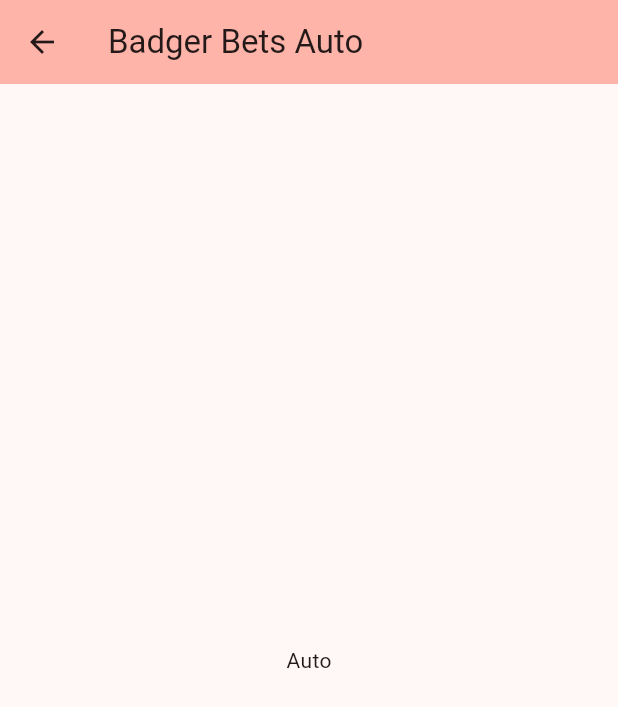
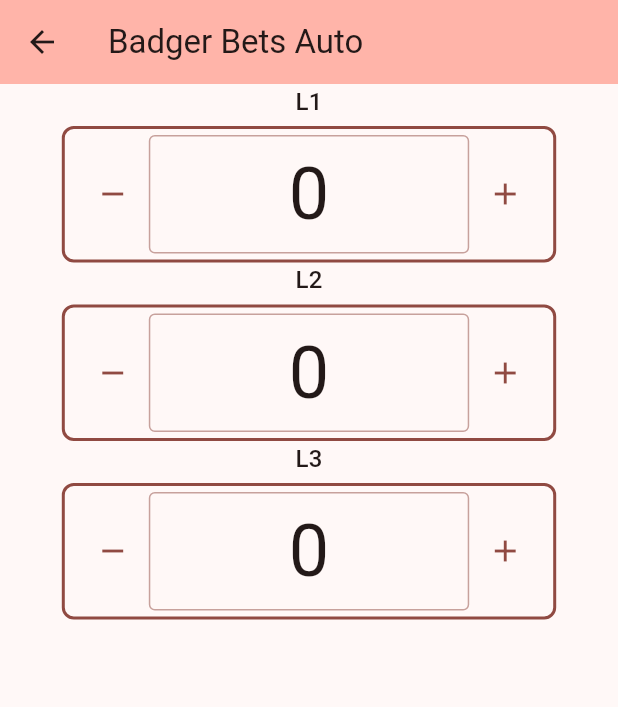
Before and after one commit to team1306/BadgerBetsV2, a Flutter app: the Auto screen opened directly, on a phone screen of 412 x 824 dp. Shown: the top 707 px of the screen. Run offline on Flutter 3.47's test engine with Material 3 defaults, Android fonts, the phone set to English and light mode, and no system bars.

Commit message:
Visually cooked incrementer.

```diff
--- a/lib/auto.dart
+++ b/lib/auto.dart
@@ -1,5 +1,7 @@
 import 'package:flutter/material.dart';
 import 'package:bbotsscoutingapp2025/Constants.dart';
+import 'package:bbotsscoutingapp2025/Incrementer.dart';
+import 'dart:developer' as developer;
 class Auto extends StatefulWidget {
   const Auto({super.key});
 
@@ -7,17 +9,33 @@ class Auto extends StatefulWidget {
   State<StatefulWidget> createState() => AutoState();
 }
 
+Incrementer l1 = Incrementer(label: "L1");
+Incrementer l2 = Incrementer(label: "L2");
+Incrementer l3 = Incrementer(label: "L3");
+
 class AutoState extends State<Auto> {
   @override
   Widget build(BuildContext context) {
     return Scaffold(
+
       appBar: AppBar(
         title: Text("${Constants.appTitle} Auto"),
         backgroundColor: Theme.of(context).colorScheme.inversePrimary,
       ),
-      body: Center(
-        child: Text("Auto"),
-      ),
+     body: Center(
+  child: SizedBox(
+    width: MediaQuery.of(context).size.width * 0.8,
+    child: Column(
+      children: [
+        l1,
+        l2,
+        l3,
+      ],
+    ),
+  ),
+),
     );
   }
 }
+
+//Custom incrementer code
--- /dev/null
+++ b/lib/incrementer.dart
@@ -0,0 +1,83 @@
+import 'package:flutter/material.dart';
+
+
+class Incrementer extends StatefulWidget {
+  final String label;
+  const Incrementer({super.key, this.label = "Count"});
+
+  @override
+  IncrementerState createState() => IncrementerState();
+}
+
+class IncrementerState extends State<Incrementer> {
+  int _count = 0;
+
+  @override
+  Widget build(BuildContext context) {
+    final Color buttonColor = Theme.of(context).colorScheme.primary;
+    final Color backgroundColor = Theme.of(context).scaffoldBackgroundColor;
+    return Column(
+      mainAxisSize: MainAxisSize.min,
+      crossAxisAlignment: CrossAxisAlignment.stretch, // Stretch children to fill width
+      children: [
+        Text(
+          widget.label,
+          style: Theme.of(context).textTheme.titleMedium,
+          textAlign: TextAlign.center, // Center the label
+        ),
+        const SizedBox(height: 4),
+        Container(
+          width: double.infinity, // Fill all available width
+          padding: const EdgeInsets.symmetric(horizontal: 8, vertical: 4),
+          decoration: BoxDecoration(
+            color: backgroundColor,
+            border: Border.all(color: Theme.of(context).colorScheme.primary, width: 2),
+            borderRadius: BorderRadius.circular(8),
+          ),
+          child: Row(
+            mainAxisSize: MainAxisSize.max, // Row fills horizontal space
+            children: [
+              IconButton(
+                icon: const Icon(Icons.remove),
+                color: buttonColor,
+                onPressed: () {
+                  if (_count > 0) {
+                    setState(() {
+                      _count--;
+                    });
+                  }
+                },
+              ),
+              Expanded(
+                child: Container(
+                  padding: const EdgeInsets.symmetric(horizontal: 16, vertical: 8),
+                  decoration: BoxDecoration(
+                    color: backgroundColor,
+                    borderRadius: BorderRadius.circular(4),
+                    border: Border.all(color: Theme.of(context).colorScheme.primary.withOpacity(0.5)),
+                  ),
+                  alignment: Alignment.center,
+                  child: Text(
+                    '$_count',
+                    style: Theme.of(context).textTheme.titleLarge?.copyWith(fontSize: 48), // Larger font
+                  ),
+                ),
+              ),
+              IconButton(
+                icon: const Icon(Icons.add),
+                color: buttonColor,
+                onPressed: () {
+                  setState(() {
+                    _count++;
+                  });
+                },
+              ),
+            ],
+          ),
+        ),
+      ],
+    );
+  }
+
+  int get value => _count;
+}
```
